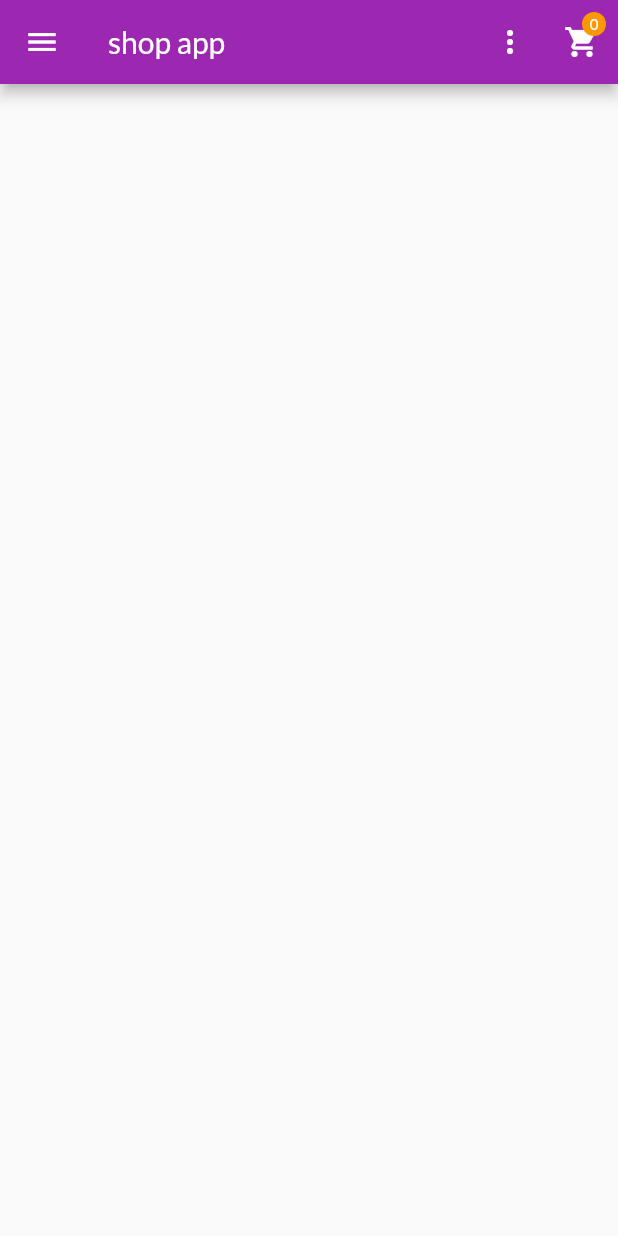
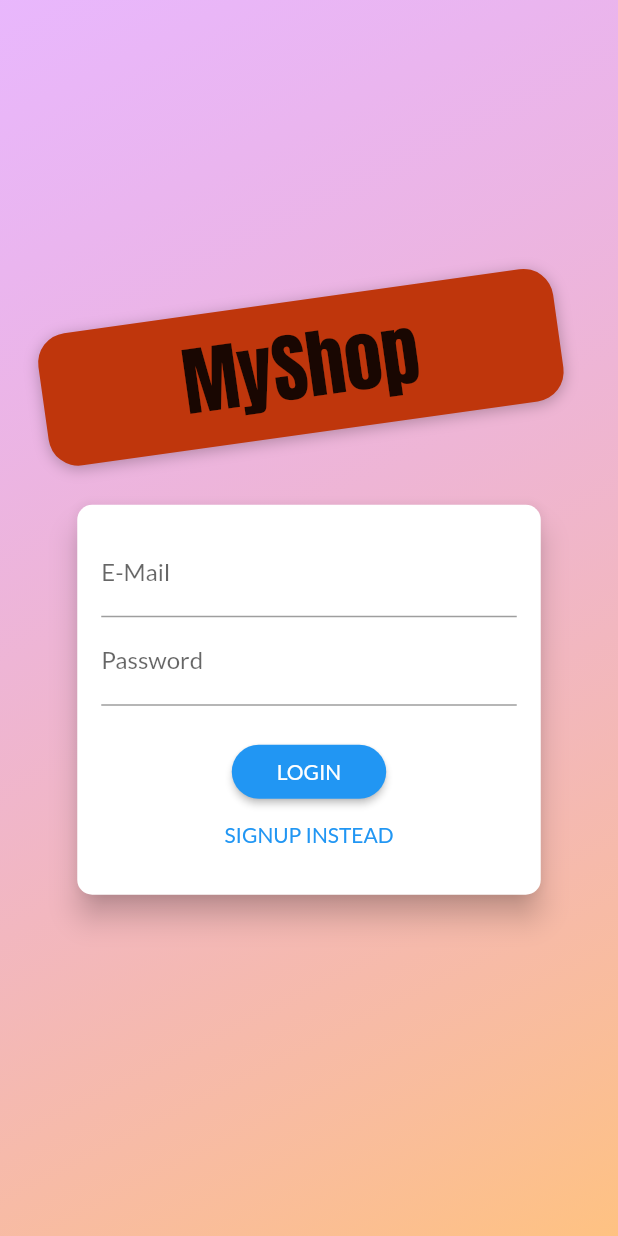
Before and after one commit to sinjikoro/shop_app, a Flutter app: the screen it shows after launch, on a phone screen of 412 x 824 dp. Run offline on Flutter 3.47's test engine with Material 2 defaults, Android fonts, the phone set to English and light mode, and no system bars.

Commit message:
265. Adding the Auth Screen

```diff
--- a/lib/main.dart
+++ b/lib/main.dart
@@ -2,6 +2,7 @@ import 'package:flutter/material.dart';
 import 'package:provider/provider.dart';
 import 'package:shop_app/providers/cart.dart';
 import 'package:shop_app/providers/orders.dart';
+import 'package:shop_app/screens/auth_screen.dart';
 import 'package:shop_app/screens/cart_screen.dart';
 import 'package:shop_app/screens/edit_product_screen.dart';
 import 'package:shop_app/screens/order_screen.dart';
@@ -44,7 +45,7 @@ class MyApp extends StatelessWidget {
             UserProductScreen.routeName: (context) => const UserProductScreen(),
             EditProductScreen.routeName: (context) => const EditProductScreen(),
           },
-          home: const ProductsOverviewScreen(),
+          home: const AuthScreen(),
         ));
   }
 }
--- a/lib/providers/orders.dart
+++ b/lib/providers/orders.dart
@@ -3,7 +3,6 @@ import 'dart:convert';
 import 'package:flutter/foundation.dart';
 import 'package:shop_app/providers/cart.dart';
 import 'package:http/http.dart' as http;
-import 'package:shop_app/providers/product.dart';
 
 class OrderItem {
   final String id;
--- /dev/null
+++ b/lib/screens/auth_screen.dart
@@ -0,0 +1,240 @@
+import 'dart:math';
+
+import 'package:flutter/material.dart';
+
+enum AuthMode { signup, login }
+
+class AuthScreen extends StatelessWidget {
+  static const routeName = '/auth';
+
+  const AuthScreen({super.key});
+
+  @override
+  Widget build(BuildContext context) {
+    final deviceSize = MediaQuery.of(context).size;
+    // final transformConfig = Matrix4.rotationZ(-8 * pi / 180);
+    // transformConfig.translate(-10.0);
+    return Scaffold(
+      // resizeToAvoidBottomInset: false,
+      body: Stack(
+        children: <Widget>[
+          Container(
+            decoration: BoxDecoration(
+              gradient: LinearGradient(
+                colors: [
+                  const Color.fromRGBO(215, 117, 255, 1).withOpacity(0.5),
+                  const Color.fromRGBO(255, 188, 117, 1).withOpacity(0.9),
+                ],
+                begin: Alignment.topLeft,
+                end: Alignment.bottomRight,
+                stops: const [0, 1],
+              ),
+            ),
+          ),
+          SingleChildScrollView(
+            child: SizedBox(
+              height: deviceSize.height,
+              width: deviceSize.width,
+              child: Column(
+                mainAxisAlignment: MainAxisAlignment.center,
+                crossAxisAlignment: CrossAxisAlignment.center,
+                children: <Widget>[
+                  Flexible(
+                    child: Container(
+                      margin: const EdgeInsets.only(bottom: 20.0),
+                      padding: const EdgeInsets.symmetric(
+                          vertical: 8.0, horizontal: 94.0),
+                      transform: Matrix4.rotationZ(-8 * pi / 180)
+                        ..translate(-10.0),
+                      // ..translate(-10.0),
+                      decoration: BoxDecoration(
+                        borderRadius: BorderRadius.circular(20),
+                        color: Colors.deepOrange.shade900,
+                        boxShadow: const [
+                          BoxShadow(
+                            blurRadius: 8,
+                            color: Colors.black26,
+                            offset: Offset(0, 2),
+                          )
+                        ],
+                      ),
+                      child: Text(
+                        'MyShop',
+                        style: TextStyle(
+                          color: Theme.of(context).textTheme.titleMedium!.color,
+                          fontSize: 50,
+                          fontFamily: 'Anton',
+                          fontWeight: FontWeight.normal,
+                        ),
+                      ),
+                    ),
+                  ),
+                  Flexible(
+                    flex: deviceSize.width > 600 ? 2 : 1,
+                    child: const AuthCard(),
+                  ),
+                ],
+              ),
+            ),
+          ),
+        ],
+      ),
+    );
+  }
+}
+
+class AuthCard extends StatefulWidget {
+  const AuthCard({
+    Key? key,
+  }) : super(key: key);
+
+  @override
+  State<AuthCard> createState() => _AuthCardState();
+}
+
+class _AuthCardState extends State<AuthCard> {
+  final GlobalKey<FormState> _formKey = GlobalKey();
+  AuthMode _authMode = AuthMode.login;
+  final Map<String, String> _authData = {
+    'email': '',
+    'password': '',
+  };
+  var _isLoading = false;
+  final _passwordController = TextEditingController();
+
+  void _submit() {
+    if (!_formKey.currentState!.validate()) {
+      // Invalid!
+      return;
+    }
+    _formKey.currentState!.save();
+    setState(() {
+      _isLoading = true;
+    });
+    if (_authMode == AuthMode.login) {
+      // Log user in
+    } else {
+      // Sign user up
+    }
+    setState(() {
+      _isLoading = false;
+    });
+  }
+
+  void _switchAuthMode() {
+    if (_authMode == AuthMode.login) {
+      setState(() {
+        _authMode = AuthMode.signup;
+      });
+    } else {
+      setState(() {
+        _authMode = AuthMode.login;
+      });
+    }
+  }
+
+  @override
+  Widget build(BuildContext context) {
+    final deviceSize = MediaQuery.of(context).size;
+    return Card(
+      shape: RoundedRectangleBorder(
+        borderRadius: BorderRadius.circular(10.0),
+      ),
+      elevation: 8.0,
+      child: Container(
+        height: _authMode == AuthMode.signup ? 320 : 260,
+        constraints:
+            BoxConstraints(minHeight: _authMode == AuthMode.signup ? 320 : 260),
+        width: deviceSize.width * 0.75,
+        padding: const EdgeInsets.all(16.0),
+        child: Form(
+          key: _formKey,
+          child: SingleChildScrollView(
+            child: Column(
+              children: <Widget>[
+                TextFormField(
+                  decoration: const InputDecoration(labelText: 'E-Mail'),
+                  keyboardType: TextInputType.emailAddress,
+                  validator: (value) {
+                    if (value!.isEmpty || !value.contains('@')) {
+                      return 'Invalid email!';
+                    }
+                    return null;
+                  },
+                  onSaved: (value) {
+                    _authData['email'] = value!;
+                  },
+                ),
+                TextFormField(
+                  decoration: const InputDecoration(labelText: 'Password'),
+                  obscureText: true,
+                  controller: _passwordController,
+                  validator: (value) {
+                    if (value!.isEmpty || value.length < 5) {
+                      return 'Password is too short!';
+                    }
+                    return null;
+                  },
+                  onSaved: (value) {
+                    _authData['password'] = value!;
+                  },
+                ),
+                if (_authMode == AuthMode.signup)
+                  TextFormField(
+                    enabled: _authMode == AuthMode.signup,
+                    decoration:
+                        const InputDecoration(labelText: 'Confirm Password'),
+                    obscureText: true,
+                    validator: _authMode == AuthMode.signup
+                        ? (value) {
+                            if (value != _passwordController.text) {
+                              return 'Passwords do not match!';
+                            }
+                            return null;
+                          }
+                        : null,
+                  ),
+                const SizedBox(
+                  height: 20,
+                ),
+                if (_isLoading)
+                  const CircularProgressIndicator()
+                else
+                  ElevatedButton(
+                    onPressed: _submit,
+                    style: ButtonStyle(
+                      shape: MaterialStateProperty.all(RoundedRectangleBorder(
+                          borderRadius: BorderRadius.circular(30))),
+                      padding: MaterialStateProperty.all(
+                        const EdgeInsets.symmetric(
+                            horizontal: 30.0, vertical: 8.0),
+                      ),
+                      foregroundColor: MaterialStateProperty.all(
+                          Theme.of(context).primaryTextTheme.button!.color),
+                      backgroundColor: MaterialStateProperty.all(
+                          Theme.of(context).primaryColor),
+                    ),
+                    child:
+                        Text(_authMode == AuthMode.login ? 'LOGIN' : 'SIGN UP'),
+                  ),
+                TextButton(
+                  style: ButtonStyle(
+                    padding: MaterialStateProperty.all(
+                      const EdgeInsets.symmetric(horizontal: 30.0, vertical: 4),
+                    ),
+                    foregroundColor: MaterialStateProperty.all(
+                        Theme.of(context).primaryColor),
+                    tapTargetSize: MaterialTapTargetSize.shrinkWrap,
+                  ),
+                  onPressed: _switchAuthMode,
+                  child: Text(
+                      '${_authMode == AuthMode.login ? 'SIGNUP' : 'LOGIN'} INSTEAD'),
+                ),
+              ],
+            ),
+          ),
+        ),
+      ),
+    );
+  }
+}
--- a/lib/widgets/user_product_item.dart
+++ b/lib/widgets/user_product_item.dart
@@ -17,7 +17,7 @@ class UserProductItem extends StatelessWidget {
 
   @override
   Widget build(BuildContext context) {
-    final _scaffold = ScaffoldMessenger.of(context);
+    final scaffold = ScaffoldMessenger.of(context);
     return ListTile(
       title: Text(title),
       leading: CircleAvatar(backgroundImage: NetworkImage(imageUrl)),
@@ -38,7 +38,7 @@ class UserProductItem extends StatelessWidget {
                 await Provider.of<Products>(context, listen: false)
                     .deleteProduct(id);
               } catch (error) {
-                _scaffold.showSnackBar(
+                scaffold.showSnackBar(
                     const SnackBar(content: Text('Deleting failed!')));
               }
             },
```
